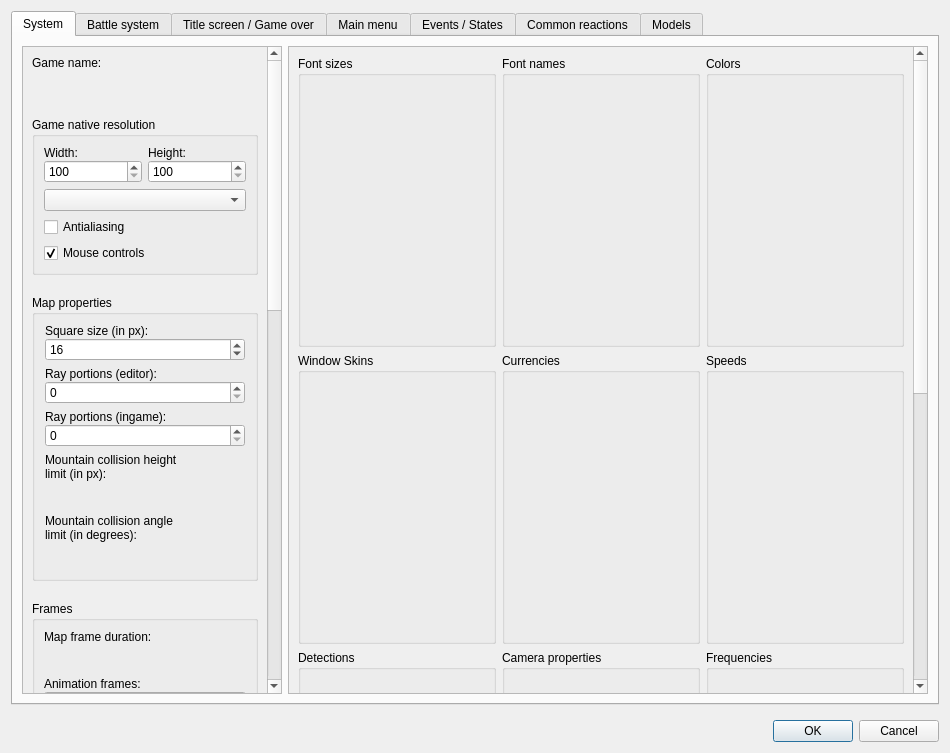
The window that Editor/Dialogs/dialogsystems.ui (RPG-Paper-Maker/RPG-Paper-Maker) describes before a commit, drawn with Qt 5.
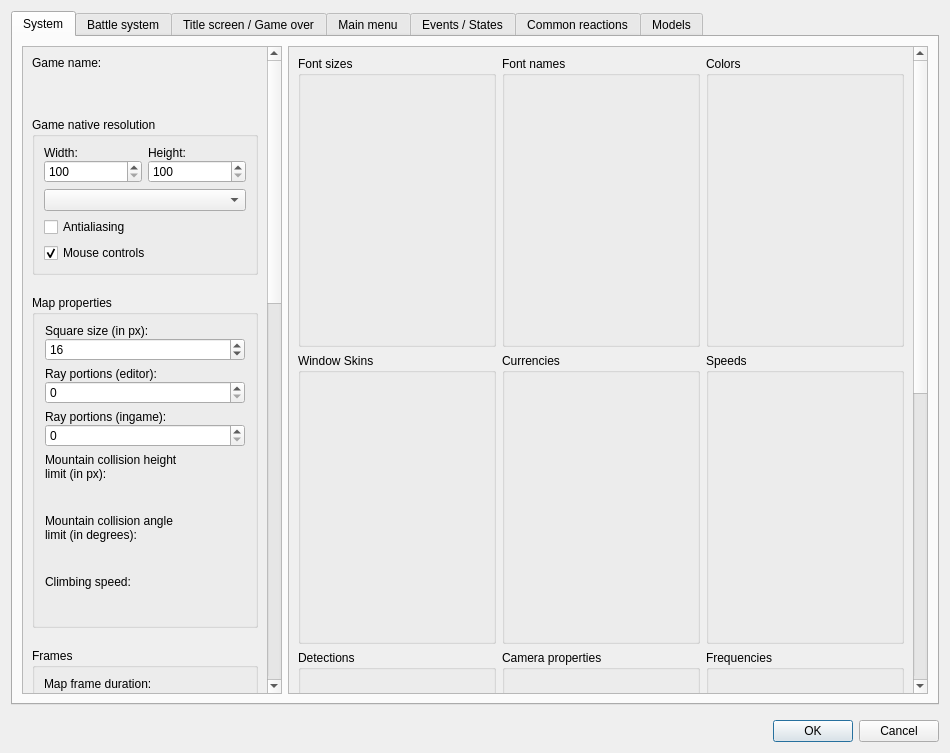
The same window after the commit. Custom widgets are drawn as their Qt base class.

Commit message: Adding climbing speed option in systems manager

The edit to the form file:
```diff
--- a/Editor/Dialogs/dialogsystems.ui
+++ b/Editor/Dialogs/dialogsystems.ui
@@ -64,9 +64,9 @@
               <property name="geometry">
                <rect>
                 <x>0</x>
-                <y>0</y>
+                <y>-356</y>
                 <width>252</width>
-                <height>1809</height>
+                <height>1861</height>
                </rect>
               </property>
               <layout class="QGridLayout" name="gridLayout_13">
@@ -388,6 +388,39 @@
                         </item>
                        </layout>
                       </item>
+                      <item>
+                       <layout class="QVBoxLayout" name="verticalLayout_39" stretch="0,0">
+                        <property name="spacing">
+                         <number>0</number>
+                        </property>
+                        <item>
+                         <widget class="QLabel" name="labelClimbingSpeed">
+                          <property name="enabled">
+                           <bool>true</bool>
+                          </property>
+                          <property name="text">
+                           <string>Climbing speed:</string>
+                          </property>
+                         </widget>
+                        </item>
+                        <item>
+                         <widget class="PanelPrimitiveValue" name="panelPrimitiveClimbingSpeed" native="true">
+                          <property name="minimumSize">
+                           <size>
+                            <width>200</width>
+                            <height>27</height>
+                           </size>
+                          </property>
+                          <property name="maximumSize">
+                           <size>
+                            <width>200</width>
+                            <height>16777215</height>
+                           </size>
+                          </property>
+                         </widget>
+                        </item>
+                       </layout>
+                      </item>
                      </layout>
                     </item>
                    </layout>
```
The commit also changes 8 other files.
